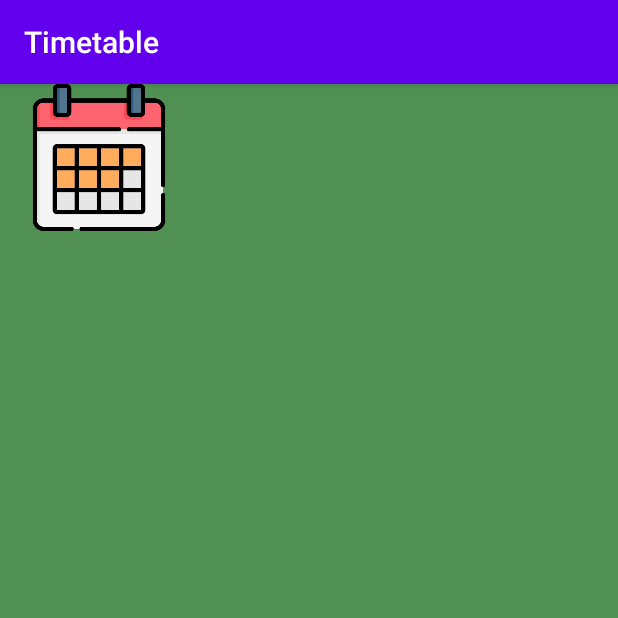
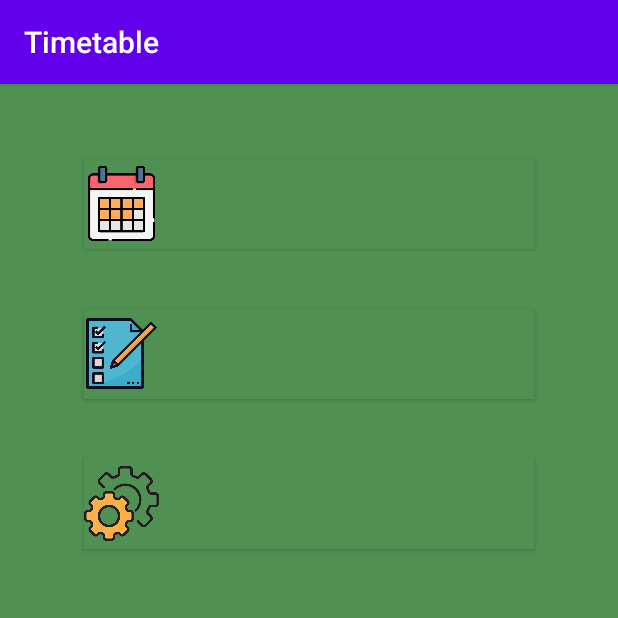
Before and after one commit to andreitraistaru/Timetable, an Android app: the screen it shows after launch (MainActivity), on a phone screen of 412 x 824 dp, the top half of it. Run offline under Robolectric (Android 15) with nearby library versions, the phone set to English and light mode, and no system bars.

Commit message:
Menu created; buttons with icons added.

```diff
--- a/app/build.gradle
+++ b/app/build.gradle
@@ -6,7 +6,7 @@ android {
 
     defaultConfig {
         applicationId "com.timetable"
-        minSdkVersion 19
+        minSdkVersion 23
         targetSdkVersion 30
         versionCode 1
         versionName "1.0"
--- /dev/null
+++ b/app/src/main/res/drawable/events_icon_small.xml
@@ -0,0 +1,8 @@
+<?xml version="1.0" encoding="utf-8"?>
+<layer-list xmlns:android="http://schemas.android.com/apk/res/android">
+    <item
+        android:drawable="@drawable/events_icon"
+        android:width="50dp"
+        android:height="50dp">
+    </item>
+</layer-list>
--- /dev/null
+++ b/app/src/main/res/drawable/settings_icon_small.xml
@@ -0,0 +1,8 @@
+<?xml version="1.0" encoding="utf-8"?>
+<layer-list xmlns:android="http://schemas.android.com/apk/res/android">
+    <item
+        android:drawable="@drawable/settings_icon"
+        android:width="50dp"
+        android:height="50dp">
+    </item>
+</layer-list>
--- /dev/null
+++ b/app/src/main/res/drawable/timetable_icon_small.xml
@@ -0,0 +1,8 @@
+<?xml version="1.0" encoding="utf-8"?>
+<layer-list xmlns:android="http://schemas.android.com/apk/res/android">
+    <item
+        android:drawable="@drawable/timetable_icon"
+        android:width="50dp"
+        android:height="50dp">
+    </item>
+</layer-list>
--- a/app/src/main/res/layout/activity_main.xml
+++ b/app/src/main/res/layout/activity_main.xml
@@ -7,13 +7,52 @@
     android:background="@color/backgroundMainActivity"
     tools:context=".MainActivity">
 
-    <ImageButton
-        android:id="@+id/imageButton3"
-        android:layout_width="132dp"
-        android:layout_height="98dp"
+    <Button
+        android:id="@+id/timetable"
+        android:layout_width="300dp"
+        android:layout_height="60dp"
+        android:layout_marginTop="50dp"
         android:background="@color/backgroundMainActivity"
-        android:scaleType="fitCenter"
-        app:srcCompat="@drawable/timetable_icon"
-        tools:layout_editor_absoluteX="72dp"
-        tools:layout_editor_absoluteY="195dp" />
+        android:drawableStart="@drawable/timetable_icon_small"
+        android:soundEffectsEnabled="false"
+        android:textAlignment="center"
+        android:textAllCaps="false"
+        android:textSize="24sp"
+        app:layout_constraintEnd_toEndOf="parent"
+        app:layout_constraintStart_toStartOf="parent"
+        app:layout_constraintTop_toTopOf="parent"
+        tools:text="@string/timetable_button_name" />
+
+    <Button
+        android:id="@+id/settings"
+        android:layout_width="300dp"
+        android:layout_height="60dp"
+        android:layout_marginTop="40dp"
+        android:background="@color/backgroundMainActivity"
+        android:drawableStart="@drawable/settings_icon_small"
+        android:soundEffectsEnabled="false"
+        android:textAlignment="center"
+        android:textAllCaps="false"
+        android:textSize="24sp"
+        app:layout_constraintEnd_toEndOf="parent"
+        app:layout_constraintStart_toStartOf="parent"
+        app:layout_constraintTop_toBottomOf="@+id/events"
+        tools:text="Settings" />
+
+    <Button
+        android:id="@+id/events"
+        android:layout_width="300dp"
+        android:layout_height="60dp"
+        android:layout_marginTop="40dp"
+        android:background="@color/backgroundMainActivity"
+        android:drawableStart="@drawable/events_icon_small"
+        android:soundEffectsEnabled="false"
+        android:textAlignment="center"
+        android:textAllCaps="false"
+        android:textSize="24sp"
+        app:layout_constraintEnd_toEndOf="parent"
+        app:layout_constraintStart_toStartOf="parent"
+        app:layout_constraintTop_toBottomOf="@+id/timetable"
+        tools:text="Events" />
+
 </androidx.constraintlayout.widget.ConstraintLayout>
--- a/app/src/main/res/values/strings.xml
+++ b/app/src/main/res/values/strings.xml
@@ -1,3 +1,6 @@
 <resources>
     <string name="app_name">Timetable</string>
+    <string name="timetable_button_name">My Timetable</string>
+    <string name="events_button_name">Events</string>
+    <string name="settings_button_name">Settings</string>
 </resources>
```
Also changed, not shown: app/src/main/res/drawable/change_timetable_icon.png (deleted).
